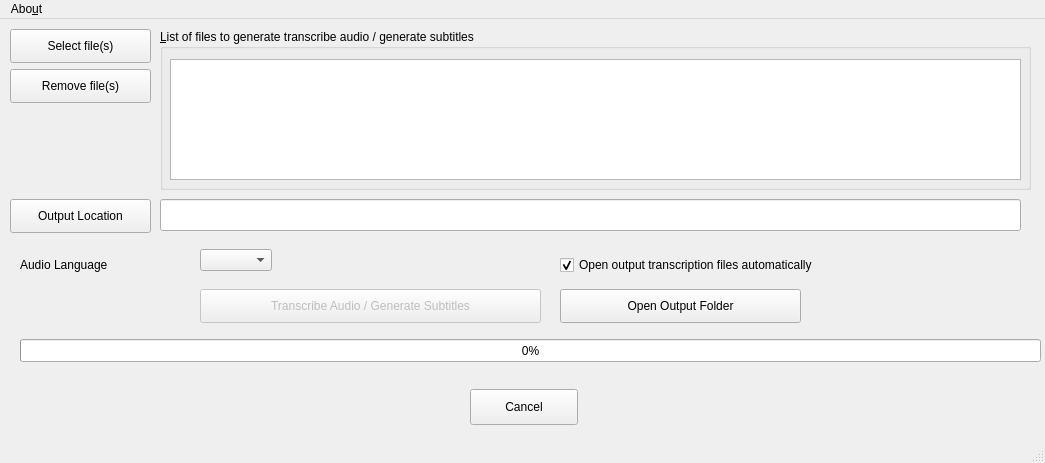
Qt form pytranscriber/gui/gui.ui (agermanidis/autosub) before a commit.
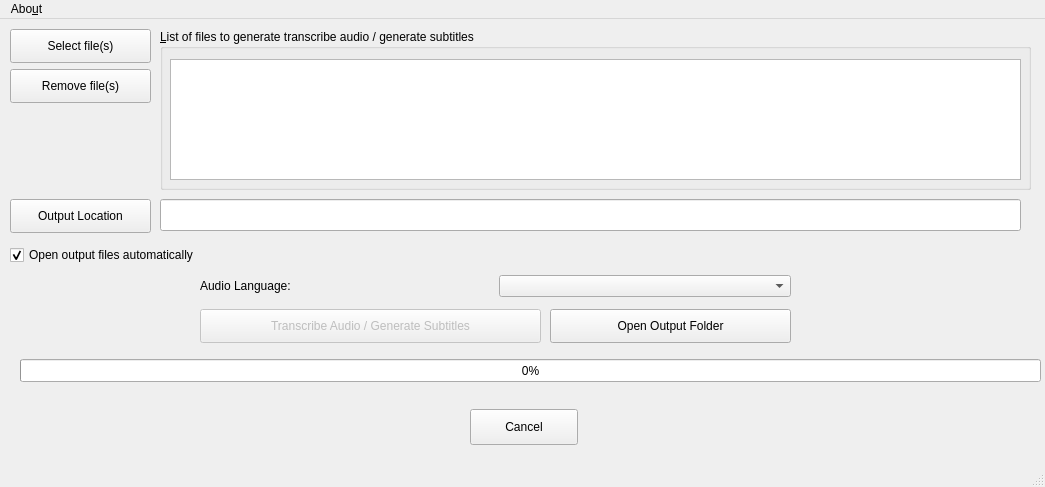
The same form after that commit.

What changed in the file:
```diff
--- a/pytranscriber/gui/gui.ui
+++ b/pytranscriber/gui/gui.ui
@@ -7,7 +7,7 @@
     <x>0</x>
     <y>0</y>
     <width>1045</width>
-    <height>463</height>
+    <height>487</height>
    </rect>
   </property>
   <property name="windowTitle">
@@ -27,32 +27,6 @@
      <string>Select file(s)</string>
     </property>
    </widget>
-   <widget class="QComboBox" name="cbSelectLang">
-    <property name="geometry">
-     <rect>
-      <x>200</x>
-      <y>230</y>
-      <width>92</width>
-      <height>32</height>
-     </rect>
-    </property>
-    <property name="sizeAdjustPolicy">
-     <enum>QComboBox::AdjustToContents</enum>
-    </property>
-   </widget>
-   <widget class="QLabel" name="labelSelectLang">
-    <property name="geometry">
-     <rect>
-      <x>20</x>
-      <y>230</y>
-      <width>141</width>
-      <height>31</height>
-     </rect>
-    </property>
-    <property name="text">
-     <string>Audio Language</string>
-    </property>
-   </widget>
    <widget class="QPushButton" name="bConvert">
     <property name="enabled">
      <bool>false</bool>
@@ -60,7 +34,7 @@
     <property name="geometry">
      <rect>
       <x>200</x>
-      <y>270</y>
+      <y>290</y>
       <width>341</width>
       <height>34</height>
      </rect>
@@ -73,7 +47,7 @@
     <property name="geometry">
      <rect>
       <x>20</x>
-      <y>320</y>
+      <y>340</y>
       <width>1021</width>
       <height>23</height>
      </rect>
@@ -86,7 +60,7 @@
     <property name="geometry">
      <rect>
       <x>170</x>
-      <y>330</y>
+      <y>350</y>
       <width>871</width>
       <height>41</height>
      </rect>
@@ -98,8 +72,8 @@
    <widget class="QPushButton" name="bOpenOutputFolder">
     <property name="geometry">
      <rect>
-      <x>560</x>
-      <y>270</y>
+      <x>550</x>
+      <y>290</y>
       <width>241</width>
       <height>34</height>
      </rect>
@@ -186,7 +160,7 @@
     <property name="geometry">
      <rect>
       <x>30</x>
-      <y>330</y>
+      <y>350</y>
       <width>131</width>
       <height>41</height>
      </rect>
@@ -199,7 +173,7 @@
     <property name="geometry">
      <rect>
       <x>470</x>
-      <y>370</y>
+      <y>390</y>
       <width>108</width>
       <height>36</height>
      </rect>
@@ -211,19 +185,45 @@
    <widget class="QCheckBox" name="chbxOpenOutputFilesAuto">
     <property name="geometry">
      <rect>
-      <x>560</x>
-      <y>230</y>
-      <width>351</width>
+      <x>10</x>
+      <y>220</y>
+      <width>291</width>
       <height>32</height>
      </rect>
     </property>
     <property name="text">
-     <string>Open output transcription files automatically</string>
+     <string>Open output files automatically</string>
     </property>
     <property name="checked">
      <bool>true</bool>
     </property>
    </widget>
+   <widget class="QWidget" name="horizontalLayoutWidget">
+    <property name="geometry">
+     <rect>
+      <x>200</x>
+      <y>250</y>
+      <width>591</width>
+      <height>34</height>
+     </rect>
+    </property>
+    <layout class="QHBoxLayout" name="horizontalLayout_5">
+     <item>
+      <widget class="QLabel" name="labelSelectLang">
+       <property name="text">
+        <string>Audio Language:</string>
+       </property>
+      </widget>
+     </item>
+     <item>
+      <widget class="QComboBox" name="cbSelectLang">
+       <property name="sizeAdjustPolicy">
+        <enum>QComboBox::AdjustToContents</enum>
+       </property>
+      </widget>
+     </item>
+    </layout>
+   </widget>
   </widget>
   <widget class="QMenuBar" name="menubar">
    <property name="geometry">
```
